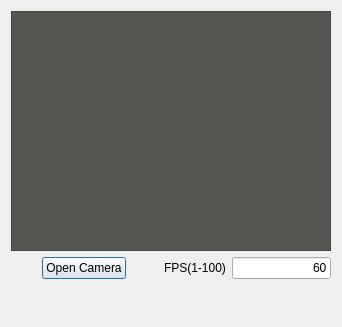
First picture: the form in demos/CameraViewer/src/gui/CamDlg.ui, repository KevinEmiya/simpleCV, before the edit.
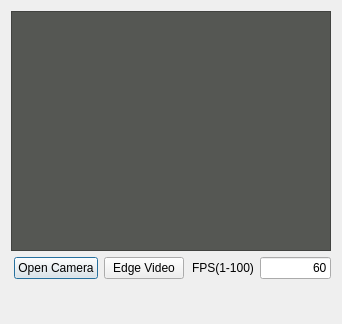
Second picture: the form after the edit.

Diff of the .ui file:
```diff
--- a/demos/CameraViewer/src/gui/CamDlg.ui
+++ b/demos/CameraViewer/src/gui/CamDlg.ui
@@ -7,7 +7,7 @@
     <x>0</x>
     <y>0</y>
     <width>338</width>
-    <height>327</height>
+    <height>324</height>
    </rect>
   </property>
   <property name="windowTitle">
@@ -58,6 +58,13 @@
        </property>
       </widget>
      </item>
+     <item>
+      <widget class="QPushButton" name="btnEdge">
+       <property name="text">
+        <string>Edge Video</string>
+       </property>
+      </widget>
+     </item>
      <item>
       <spacer name="horizontalSpacer_3">
        <property name="orientation">
```
Left out of the diff: 3 changed lines with no effect on the pictures.
